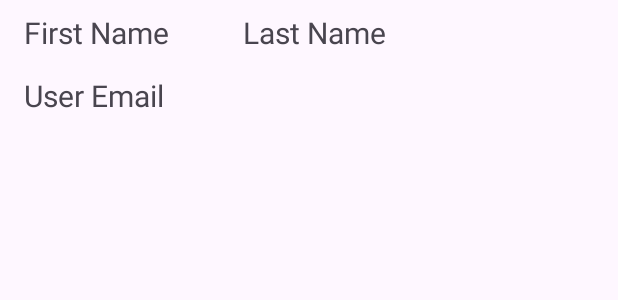
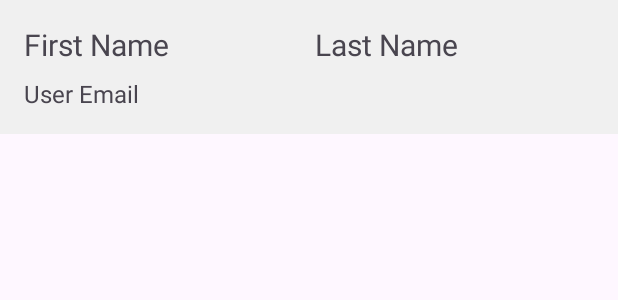
Before and after one commit to CMPUT301W24T16/GenZGPT, an Android app: the layout item_user.xml on its own in the app's theme, with its tools: preview values and no code run, on a phone screen of 412 x 824 dp. Shown: the top 300 px of the screen. Run offline under Robolectric (Android 15) with nearby library versions, the phone set to English and light mode, and no system bars.

Commit message:
implemented user browse and user delete.

```diff
--- a/app/src/main/res/layout/item_user.xml
+++ b/app/src/main/res/layout/item_user.xml
@@ -3,41 +3,40 @@
     xmlns:app="http://schemas.android.com/apk/res-auto"
     xmlns:tools="http://schemas.android.com/tools"
     android:layout_width="match_parent"
-    android:layout_height="match_parent">
+    android:layout_height="wrap_content"
+    android:background="#F0F0F0"
+    android:padding="16dp">
+
+    <TextView
+        android:id="@+id/first_name"
+        android:layout_width="0dp"
+        android:layout_height="wrap_content"
+        android:layout_marginEnd="8dp"
+        android:text="@string/first_name"
+        android:textSize="20sp"
+        app:layout_constraintEnd_toStartOf="@+id/last_name"
+        app:layout_constraintStart_toStartOf="parent"
+        app:layout_constraintTop_toTopOf="parent" />
+
+    <TextView
+        android:id="@+id/last_name"
+        android:layout_width="0dp"
+        android:layout_height="wrap_content"
+        android:text="@string/last_name"
+        android:textSize="20sp"
+        app:layout_constraintEnd_toEndOf="parent"
+        app:layout_constraintStart_toEndOf="@+id/first_name"
+        app:layout_constraintTop_toTopOf="parent" />
 
     <TextView
         android:id="@+id/user_email"
-        android:layout_width="292dp"
-        android:layout_height="43dp"
-        android:layout_marginStart="16dp"
-        android:ems="10"
+        android:layout_width="0dp"
+        android:layout_height="wrap_content"
+        android:layout_marginTop="8dp"
         android:text="@string/user_email"
-        android:textSize="20sp"
+        android:textSize="16sp"
+        app:layout_constraintEnd_toEndOf="parent"
         app:layout_constraintStart_toStartOf="parent"
         app:layout_constraintTop_toBottomOf="@+id/first_name" />
 
-    <TextView
-        android:id="@+id/first_name"
-        android:layout_width="146dp"
-        android:layout_height="42dp"
-        android:layout_marginStart="16dp"
-        android:layout_marginTop="8dp"
-        android:ems="10"
-        android:text="@string/first_name"
-        android:textSize="20sp"
-        app:layout_constraintStart_toStartOf="parent"
-        app:layout_constraintTop_toTopOf="parent" />
-
-
-    <TextView
-        android:id="@+id/last_name"
-        android:layout_width="146dp"
-        android:layout_height="42dp"
-        android:layout_marginTop="8dp"
-        android:ems="10"
-        android:text="@string/last_name"
-        android:textSize="20sp"
-        app:layout_constraintStart_toEndOf="@+id/first_name"
-        app:layout_constraintTop_toTopOf="parent" />
-
 </androidx.constraintlayout.widget.ConstraintLayout>
--- a/app/src/main/res/layout/user_list_fragment.xml
+++ b/app/src/main/res/layout/user_list_fragment.xml
@@ -29,7 +29,7 @@
         android:layout_width="match_parent"
         android:layout_height="match_parent"
         android:layout_below="@id/toolbarTitle"
-        android:padding="6dp"/>
+        android:padding="10dp"/>
 
 
 </RelativeLayout>
```
Also changed, not shown: app/src/main/java/com/example/genzgpt/Controller/Firebase.java (+26 -32 lines), app/src/main/java/com/example/genzgpt/MainActivity.java (+5 -3 lines), app/src/main/java/com/example/genzgpt/View/SpacingItemDecoration.java (added, +18 -0 lines), app/src/main/java/com/example/genzgpt/View/UserListFragment.java (+37 -12 lines).
